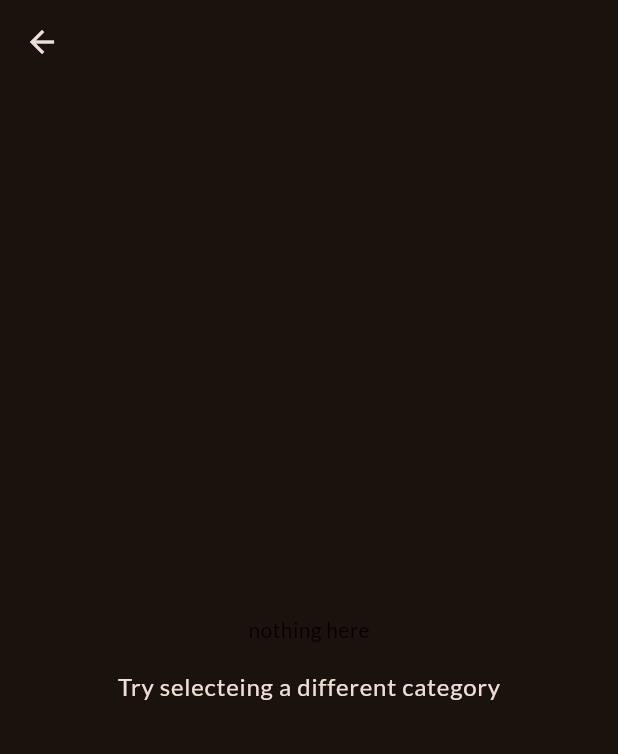
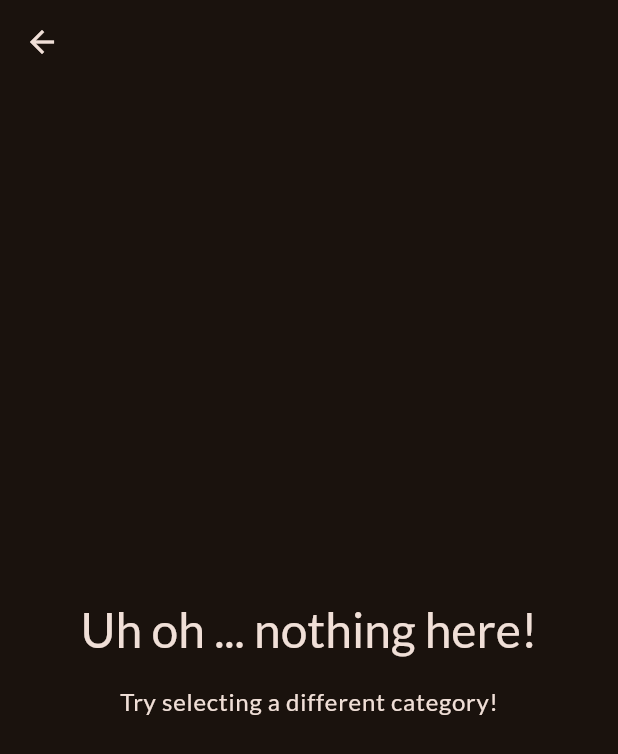
Before and after one commit to alexsumoski/recipes-app, a Flutter app: the MealsScreen screen opened directly with empty values, on a phone screen of 412 x 824 dp. Shown: the top 754 px of the screen. Run offline on Flutter 3.47's test engine with Material 2 defaults, Android fonts, the phone set to English and light mode, and no system bars; our stand-ins replace google_fonts, transparent_image; network calls fail.

Commit message:
Meals details, navigation, meal item details.

```diff
--- a/lib/screens/meals.dart
+++ b/lib/screens/meals.dart
@@ -1,32 +1,68 @@
 import 'package:flutter/material.dart';
 import 'package:recipes_app/models/meal.dart';
+import 'package:recipes_app/widgets/meal_details.dart';
 import 'package:recipes_app/widgets/meal_item.dart';
 
 class MealsScreen extends StatelessWidget {
-  const MealsScreen({super.key, required this.title, required this.meals});
+  const MealsScreen({
+    super.key,
+    required this.title,
+    required this.meals,
+  });
 
   final String title;
   final List<Meal> meals;
 
+  void selectMeal(BuildContext context, Meal meal) {
+    Navigator.of(context).push(
+      MaterialPageRoute(
+        builder: (ctx) => MealDetailsScreen(
+          meal: meal,
+        ),
+      ),
+    );
+  }
+
   @override
   Widget build(BuildContext context) {
-    Widget content = ListView.builder(
+    Widget content = Center(
+      child: Column(
+        mainAxisSize: MainAxisSize.min,
+        children: [
+          Text(
+            'Uh oh ... nothing here!',
+            style: Theme.of(context).textTheme.headlineLarge!.copyWith(
+                  color: Theme.of(context).colorScheme.onBackground,
+                ),
+          ),
+          const SizedBox(height: 16),
+          Text(
+            'Try selecting a different category!',
+            style: Theme.of(context).textTheme.bodyLarge!.copyWith(
+                  color: Theme.of(context).colorScheme.onBackground,
+                ),
+          ),
+        ],
+      ),
+    );
+
+    if (meals.isNotEmpty) {
+      content = ListView.builder(
         itemCount: meals.length,
-        itemBuilder: (ctx, index) => MealItem(meal: meals[index]));
-    if (meals.isEmpty) {
-      content = Center(
-        child: Column(
-          mainAxisSize: MainAxisSize.min,
-          children: [
-            const Text('nothing here'),
-            const SizedBox(height: 16),
-            Text('Try selecteing a different category',
-                style: Theme.of(context).textTheme.bodyLarge!.copyWith(
-                    color: Theme.of(context).colorScheme.onBackground))
-          ],
+        itemBuilder: (ctx, index) => MealItem(
+          meal: meals[index],
+          onSelectMeal: (meal) {
+            selectMeal(context, meal);
+          },
         ),
       );
     }
-    return Scaffold(appBar: AppBar(title: Text(title)), body: content);
+
+    return Scaffold(
+      appBar: AppBar(
+        title: Text(title),
+      ),
+      body: content,
+    );
   }
 }
```
Also changed, not shown: lib/widgets/meal_details.dart (added, +70 -0 lines), lib/widgets/meal_item.dart (+26 -11 lines).
